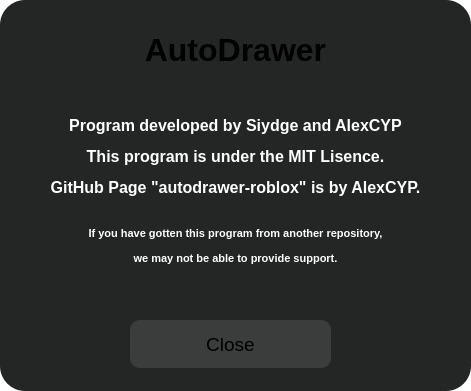
First picture: the form in AutoDrawer_v2/AutoDrawer/infowindow.ui, repository AlexDalas/autodrawer, before the edit.
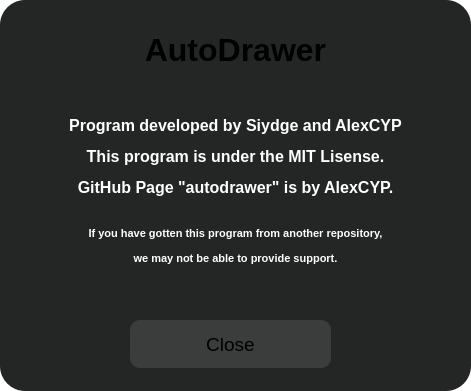
Second picture: the form after the edit.

The edit to the form file:
```diff
--- a/AutoDrawer_v2/AutoDrawer/infowindow.ui
+++ b/AutoDrawer_v2/AutoDrawer/infowindow.ui
@@ -80,7 +80,7 @@
       <string notr="true">color: white;</string>
      </property>
      <property name="text">
-      <string>&lt;html&gt;&lt;head/&gt;&lt;body&gt;&lt;p align=&quot;center&quot;&gt;Program developed by Siydge and AlexCYP&lt;/p&gt;&lt;p align=&quot;center&quot;&gt;This program is under the MIT Lisence.&lt;/p&gt;&lt;p align=&quot;center&quot;&gt;GitHub Page &amp;quot;autodrawer-roblox&amp;quot; is by AlexCYP. &lt;span style=&quot; font-size:6pt;&quot;&gt;&lt;br/&gt;&lt;/span&gt;&lt;/p&gt;&lt;p align=&quot;center&quot;&gt;&lt;span style=&quot; font-size:8pt;&quot;&gt;If you have gotten this program from another repository,&lt;/span&gt;&lt;/p&gt;&lt;p align=&quot;center&quot;&gt;&lt;span style=&quot; font-size:8pt;&quot;&gt;we may not be able to provide support.&lt;/span&gt;&lt;/p&gt;&lt;/body&gt;&lt;/html&gt;</string>
+      <string>&lt;html&gt;&lt;head/&gt;&lt;body&gt;&lt;p align=&quot;center&quot;&gt;Program developed by Siydge and AlexCYP&lt;/p&gt;&lt;p align=&quot;center&quot;&gt;This program is under the MIT Lisense.&lt;/p&gt;&lt;p align=&quot;center&quot;&gt;GitHub Page &amp;quot;autodrawer&amp;quot; is by AlexCYP. &lt;span style=&quot; font-size:6pt;&quot;&gt;&lt;br/&gt;&lt;/span&gt;&lt;/p&gt;&lt;p align=&quot;center&quot;&gt;&lt;span style=&quot; font-size:8pt;&quot;&gt;If you have gotten this program from another repository,&lt;/span&gt;&lt;/p&gt;&lt;p align=&quot;center&quot;&gt;&lt;span style=&quot; font-size:8pt;&quot;&gt;we may not be able to provide support.&lt;/span&gt;&lt;/p&gt;&lt;/body&gt;&lt;/html&gt;</string>
      </property>
      <property name="textFormat">
       <enum>Qt::RichText</enum>
```
